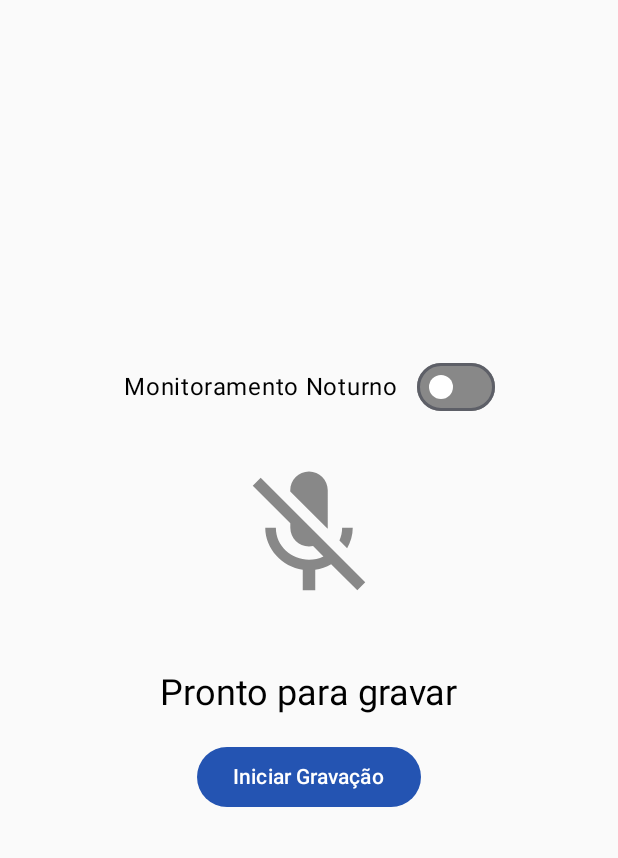
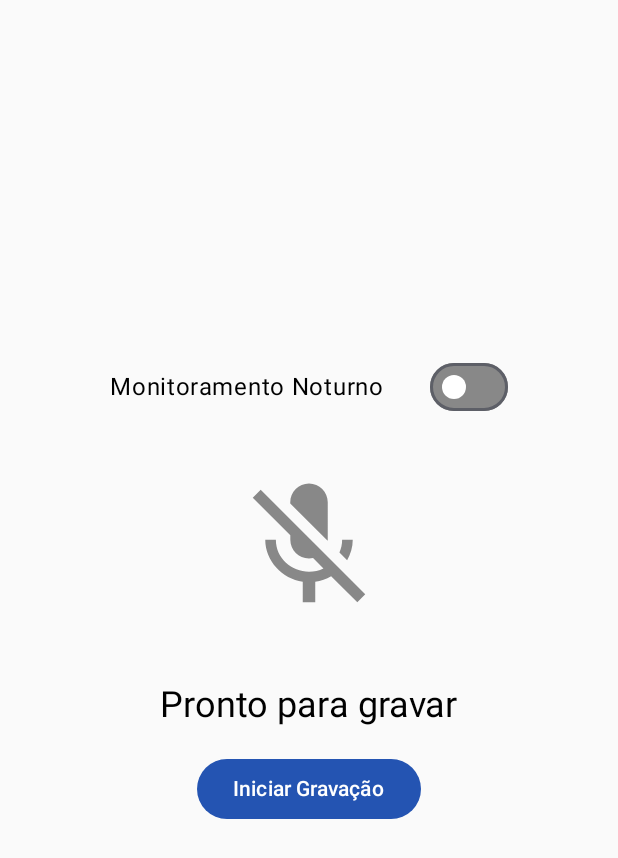
Before and after one commit to YannLeao/Respira-Mais-Mobile, an Android app built with Jetpack Compose: the MicrophoneScreen screen opened through its navigation route, on a phone screen of 412 x 824 dp. Shown: the top 858 px of the screen. Run offline under Robolectric (Android 15) with nearby library versions, the phone set to English and light mode, and no system bars; our stand-ins replace Dagger/Hilt's generated code.

Commit message:
style: Ajustes na repsoividade

```diff
--- a/app/src/main/java/com/yannk/respira/ui/screens/MicrophoneScreen.kt
+++ b/app/src/main/java/com/yannk/respira/ui/screens/MicrophoneScreen.kt
@@ -2,6 +2,7 @@ package com.yannk.respira.ui.screens
 
 import android.Manifest
 import android.content.Intent
+import androidx.compose.foundation.clickable
 import androidx.compose.foundation.layout.Arrangement
 import androidx.compose.foundation.layout.Column
 import androidx.compose.foundation.layout.Row
@@ -13,6 +14,7 @@ import androidx.compose.foundation.layout.height
 import androidx.compose.foundation.layout.padding
 import androidx.compose.foundation.layout.size
 import androidx.compose.foundation.layout.systemBars
+import androidx.compose.foundation.layout.width
 import androidx.compose.material.icons.Icons
 import androidx.compose.material.icons.filled.Mic
 import androidx.compose.material.icons.filled.MicOff
@@ -97,10 +99,22 @@ fun MicrophoneScreen(
         if (permissionsState.status.isGranted) {
 
             Row(
+                modifier = Modifier
+                    .clickable {
+                        isServiceRunning.value = !isServiceRunning.value
+                        toggleService(isServiceRunning.value)
+                    }
+                    .padding(horizontal = 12.dp, vertical = 8.dp),
                 verticalAlignment = Alignment.CenterVertically,
-                horizontalArrangement = Arrangement.spacedBy(12.dp)
+                horizontalArrangement = Arrangement.SpaceBetween
             ) {
-                Text("Monitoramento Noturno")
+                Text(
+                    text = "Monitoramento Noturno",
+                    style = MaterialTheme.typography.bodyLarge
+                )
+
+                Spacer(modifier = Modifier.width(30.dp))
+
                 Switch(
                     checked = isServiceRunning.value,
                     onCheckedChange = { checked ->
@@ -115,6 +129,7 @@ fun MicrophoneScreen(
                     )
                 )
             }
+
 
             Spacer(modifier = Modifier.height(24.dp))
 
```
Also changed, not shown: app/src/main/java/com/yannk/respira/service/utils/NotificationHelper.kt (+11 -0 lines).
